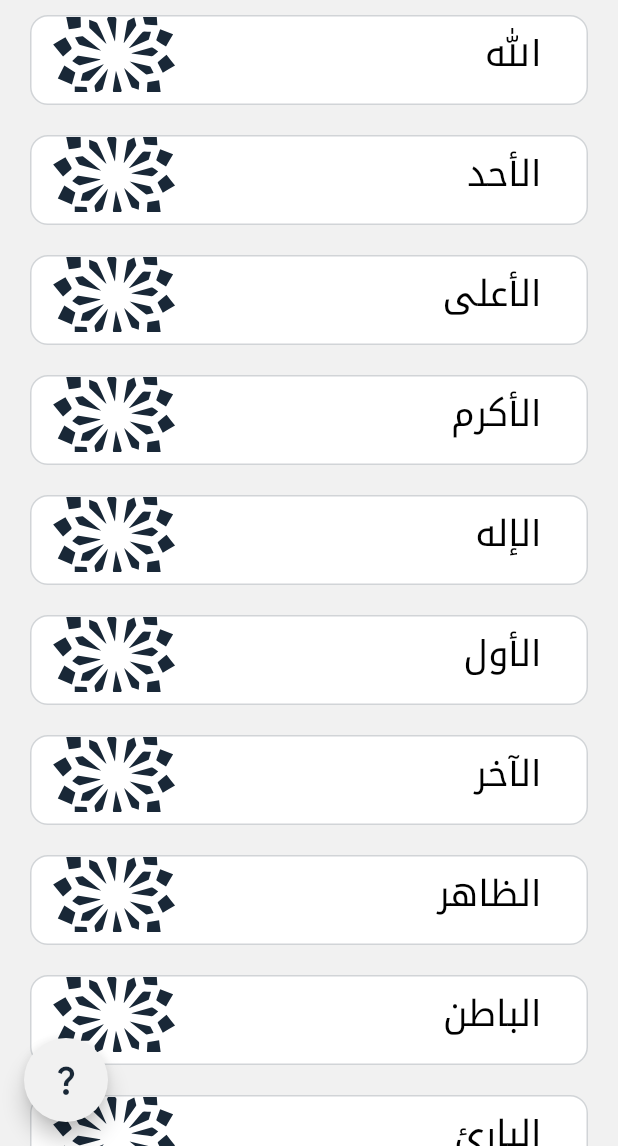
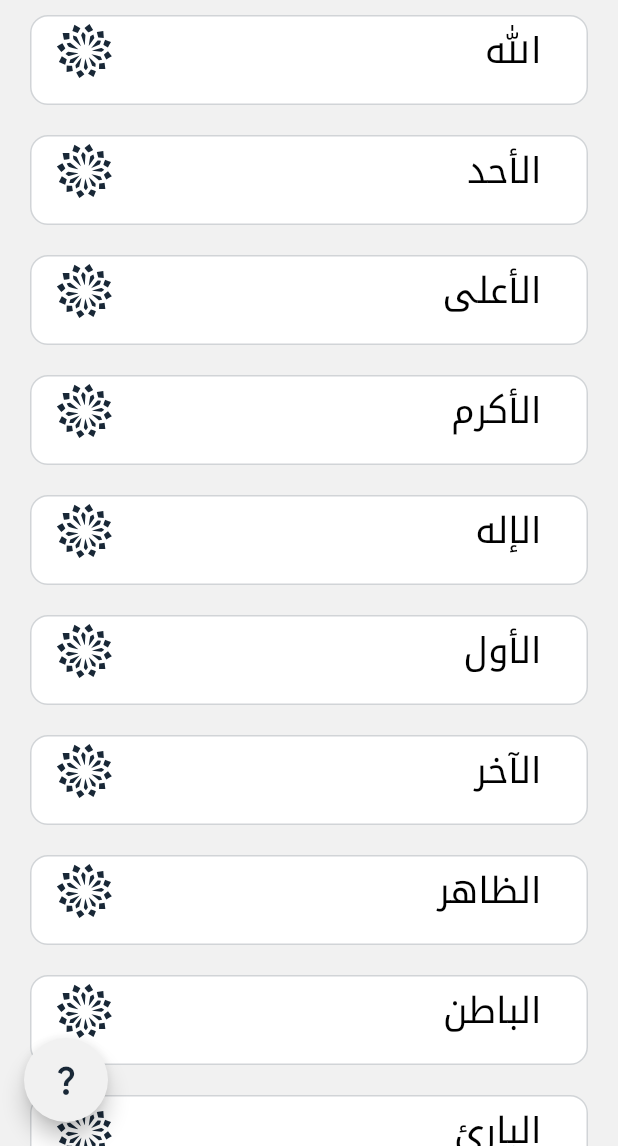
Before and after one commit to devhasanalhamed/names_of_allah, a Flutter app: the screen it shows after launch, on a phone screen of 412 x 824 dp, the part 90-1236 px from its top. Run offline on Flutter 3.47's test engine with Material 2 defaults, Android fonts, the phone set to English and light mode, and no system bars; our stand-ins replace flutter_svg, shared_preferences; missing offline and left inert: clipboard.

Commit message:
change vector

```diff
--- a/lib/app/view/widgets/list_of_names.dart
+++ b/lib/app/view/widgets/list_of_names.dart
@@ -87,13 +87,12 @@ class _NamesHolder extends State<NamesHolder> {
                         ),
                       ),
                       SizedBox(
-                        height: 50,
+                        height: 40,
                         width: 110,
                         child: SvgPicture.asset(
                           'assets/images/islamicSVG.svg',
                           color: Theme.of(context).colorScheme.primary,
                           semanticsLabel: 'islamic',
-                          fit: BoxFit.fitWidth,
                         ),
                       ),
                       // Text(
```
Also changed, not shown: assets/images/islamicSVG.svg.
